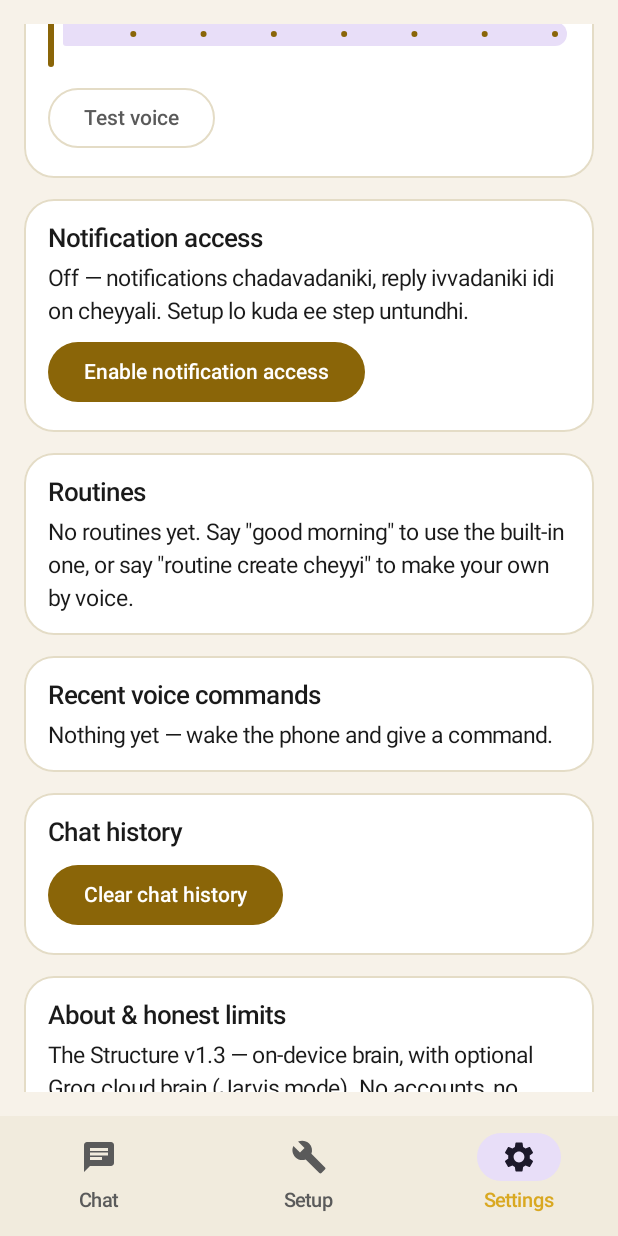
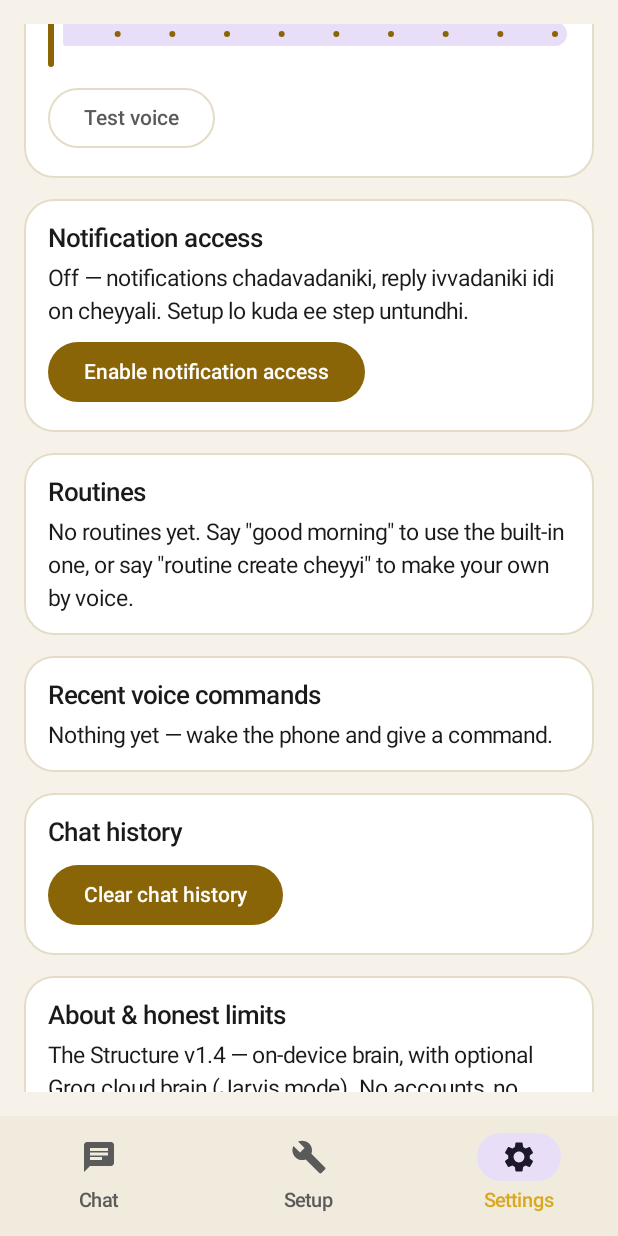
Before and after one commit to bakenekowild-oss/the-structure-, an Android app built with Jetpack Compose: the screen it shows after launch (MainActivity), item 3 of the bottom bar chosen, scrolled down 996 dp, on a phone screen of 412 x 824 dp. Run offline under Robolectric (Android 15) with nearby library versions, the phone set to English and light mode, and no system bars; our stand-ins replace Room's generated code; libraries missing offline, so code that uses them is left out: ai.onnxruntime, org.vosk; 6 statements that could not run were skipped.

Commit message:
v1.4 The Structure: voice fix, epic S logo, typed commands

```diff
--- a/app/build.gradle.kts
+++ b/app/build.gradle.kts
@@ -17,8 +17,8 @@ android {
         applicationId = "com.heygobi.app"
         minSdk = 26
         targetSdk = 35
-        versionCode = 3
-        versionName = "1.3.0"
+        versionCode = 4
+        versionName = "1.4.0"
 
         // arm64 only: the target phone is arm64-v8a, and llama.cpp is built
         // for that ABI only. This keeps the APK smaller and the CI build fast.
--- a/app/src/main/java/com/heygobi/app/HeyGobiApp.kt
+++ b/app/src/main/java/com/heygobi/app/HeyGobiApp.kt
@@ -9,7 +9,9 @@ import com.heygobi.app.brain.LlamaBridge
 import com.heygobi.app.data.AppDatabase
 import com.heygobi.app.security.PasscodeManager
 import com.heygobi.app.security.SecureStore
+import com.heygobi.app.voice.CommandEngine
 import com.heygobi.app.voice.SpeakerVerifier
+import com.heygobi.app.voice.VoiceIO
 
 /**
  * The Structure — application entry point.
@@ -43,6 +45,15 @@ class HeyGobiApp : Application() {
     lateinit var ttsEngine: TtsEngine
         private set
 
+    /**
+     * v1.4: the command engine for TYPED chat. Same engine as the voice
+     * path, but with a chat VoiceIO: confirmations speak aloud via TTS
+     * (like voice), while listen() always returns null — so a
+     * confirmation that needs his spoken "yes" safely declines instead
+     * of hanging. Created lazily on the first typed command.
+     */
+    val chatCommandEngine: CommandEngine by lazy { CommandEngine(ChatVoiceIO(this), this) }
+
     override fun onCreate() {
         super.onCreate()
         secureStore = SecureStore(this)
@@ -50,7 +61,7 @@ class HeyGobiApp : Application() {
         database = AppDatabase.get(this)
         llamaBridge = LlamaBridge(this)
         groqClient = GroqClient(this, secureStore)
-        chatRepository = ChatRepository(database.chatDao(), llamaBridge, groqClient, secureStore)
+        chatRepository = ChatRepository(database.chatDao(), llamaBridge, groqClient, secureStore) { chatCommandEngine }
         voskManager = VoskManager(this)
         speakerVerifier = SpeakerVerifier(this, secureStore)
         ttsEngine = TtsEngine(this)
@@ -61,3 +72,15 @@ class HeyGobiApp : Application() {
         ttsEngine.shutdown()
     }
 }
+
+/**
+ * v1.4: VoiceIO for typed chat. Confirmations speak aloud via TTS, just
+ * like the voice path; listen() always returns null, so any confirmation
+ * that needs his spoken "yes" safely declines instead of hanging.
+ */
+private class ChatVoiceIO(private val app: HeyGobiApp) : VoiceIO {
+    override suspend fun listen(timeoutMs: Long): String? = null
+    override fun speak(text: String) {
+        app.ttsEngine.speak(text)
+    }
+}
--- a/app/src/main/java/com/heygobi/app/ui/SettingsScreen.kt
+++ b/app/src/main/java/com/heygobi/app/ui/SettingsScreen.kt
@@ -252,7 +252,7 @@ fun SettingsScreen(app: HeyGobiApp, modifier: Modifier = Modifier) {
                     Text(
                         "How close a voice must match yours to wake the phone. " +
                         "Higher = stricter (fewer false wakes, but your voice " +
-                        "must be clear). Default 0.65.",
+                        "must be clear). Default 0.55.",
                         style = MaterialTheme.typography.bodyMedium
                     )
                     Text("Threshold: ${"%.2f".format(threshold)}")
@@ -260,8 +260,8 @@ fun SettingsScreen(app: HeyGobiApp, modifier: Modifier = Modifier) {
                         value = threshold,
                         onValueChange = { threshold = it },
                         onValueChangeFinished = { app.speakerVerifier.setThreshold(threshold) },
-                        valueRange = 0.50f..0.85f,
-                        steps = 6
+                        valueRange = 0.40f..0.85f,
+                        steps = 8
                     )
                     OutlinedButton(onClick = {
                         app.ttsEngine.speak("The Structure ready. Nenu vinipisthunnanu.")
@@ -386,7 +386,7 @@ fun SettingsScreen(app: HeyGobiApp, modifier: Modifier = Modifier) {
                 Column(Modifier.padding(16.dp), verticalArrangement = Arrangement.spacedBy(8.dp)) {
                     Text("About & honest limits", style = MaterialTheme.typography.titleMedium)
                     Text(
-                        "The Structure v1.3 — on-device brain, with optional Groq cloud brain " +
+                        "The Structure v1.4 — on-device brain, with optional Groq cloud brain " +
                         "(Jarvis mode). No accounts, no subscriptions, never expires. " +
                         "Brain: Gemma 3 4B Abliterated v2 (Q5_K_M) on-device.\n\n" +
                         "• Wake word is \"The Structure\" — say it anywhere to wake the " +
--- a/app/src/main/java/com/heygobi/app/voice/SpeakerVerifier.kt
+++ b/app/src/main/java/com/heygobi/app/voice/SpeakerVerifier.kt
@@ -30,7 +30,7 @@ import java.security.MessageDigest
  *   averaged and L2-normalised into one centroid, stored encrypted.
  * - Verification: the wake utterance itself ("The Structure") is embedded and
  *   compared with the centroid by cosine similarity. A score at or above
- *   the threshold (default 0.65) means "this is him".
+ *   the threshold (default 0.55) means "this is him".
  *
  * The embedding is text-independent: it captures the voice, not the
  * words. Changing the wake phrase does not need re-enrollment — the
@@ -51,7 +51,7 @@ class SpeakerVerifier(
         const val MODEL_FILE_NAME = "voxceleb_ECAPA512_LM.onnx"
         const val MODEL_SHA256 = "d71b85d9b48058ef68004f04f1b78acebefb9dfcf542e19b976a12a5ad1f10b0"
         const val MODEL_BYTES = 24_900_000L // approximate; the SHA-256 is the real check
-        const val DEFAULT_THRESHOLD = 0.65f
+        const val DEFAULT_THRESHOLD = 0.55f
         const val EMBEDDING_DIM = 192
         const val ENROLLMENT_SAMPLES = 3
         const val VERIFY_SECONDS = 2.5f
@@ -72,7 +72,7 @@ class SpeakerVerifier(
     fun threshold(): Float = store.getFloat(SecureStore.KEY_VOICE_THRESHOLD, DEFAULT_THRESHOLD)
 
     fun setThreshold(value: Float) {
-        store.putFloat(SecureStore.KEY_VOICE_THRESHOLD, value.coerceIn(0.5f, 0.85f))
+        store.putFloat(SecureStore.KEY_VOICE_THRESHOLD, value.coerceIn(0.40f, 0.85f))
     }
 
     /**
--- a/app/src/main/res/drawable/ic_launcher_foreground.xml
+++ b/app/src/main/res/drawable/ic_launcher_foreground.xml
@@ -3,23 +3,14 @@
     android:height="108dp"
     android:viewportWidth="108"
     android:viewportHeight="108">
-    <!-- The Structure mark: a classical structure — pediment roof, beam,
-         two pillars, stepped base — in gold on the navy launcher
-         background. Content stays inside the 66dp safe square (21..87)
+    <!-- The Structure mark (v1.4): a bold gold "S" monogram on the navy
+         launcher background. One stroked path, round caps — no temple,
+         no house. Content stays inside the 66dp safe square (21..87)
          so no launcher mask clips it. -->
     <path
-        android:fillColor="#FFC832"
-        android:pathData="M54,22 L84,48 H24 Z" />
-    <path
-        android:fillColor="#FFC832"
-        android:pathData="M27,50 h54 v4 h-54 z" />
-    <path
-        android:fillColor="#FFD98A"
-        android:pathData="M30,56 h14 v22 h-14 z" />
-    <path
-        android:fillColor="#FFD98A"
-        android:pathData="M64,56 h14 v22 h-14 z" />
-    <path
-        android:fillColor="#FFC832"
-        android:pathData="M24,80 h60 v7 h-60 z" />
+        android:fillColor="#00000000"
+        android:strokeColor="#FFC832"
+        android:strokeWidth="13"
+        android:strokeLineCap="round"
+        android:pathData="M71,35 C62,28 48,28 42,38 C36,46 45,54 54,54 C63,54 71,60 66,70 C62,80 48,80 37,73" />
 </vector>
```
Also changed, not shown: app/src/main/AndroidManifest.xml (+14 -0 lines), app/src/main/java/com/heygobi/app/brain/ChatRepository.kt (+39 -2 lines), app/src/main/java/com/heygobi/app/ui/VoiceCommandActivity.kt (added, +114 -0 lines), app/src/main/java/com/heygobi/app/voice/CommandEngine.kt (+42 -18 lines), app/src/main/java/com/heygobi/app/voice/SessionState.kt (+33 -0 lines), app/src/main/java/com/heygobi/app/voice/WakeWordService.kt (+97 -16 lines), 1 other file.
